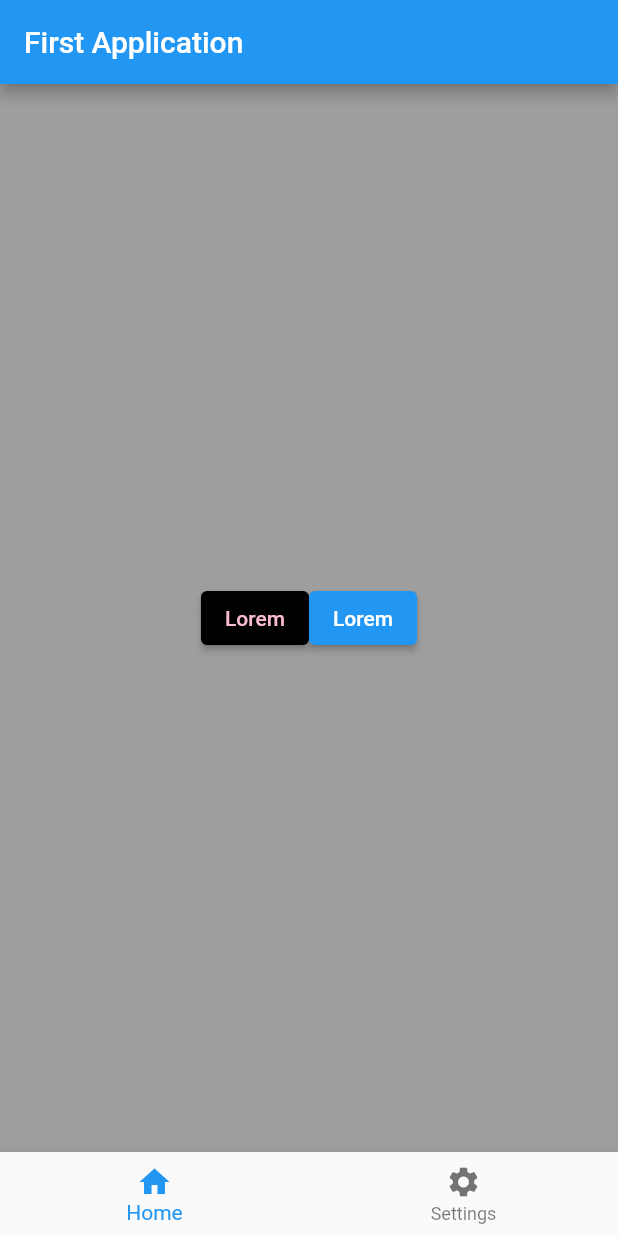
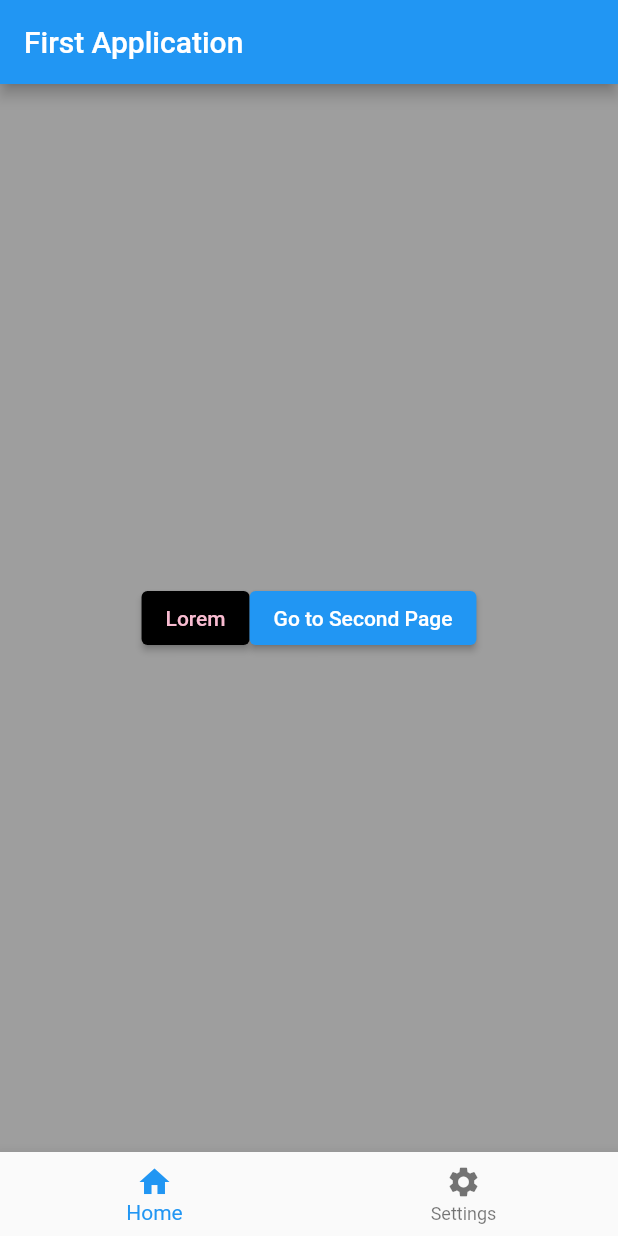
Before and after one commit to aydinpramasta/belajar-flutter, a Flutter app: the screen it shows after launch, on a phone screen of 412 x 824 dp. Run offline on Flutter 3.47's test engine with Material 2 defaults, Android fonts, the phone set to English and light mode, and no system bars.

Commit message:
materi flutter basic bagian Navigator -> icon launcher

```diff
--- a/lib/basic_widgets.dart
+++ b/lib/basic_widgets.dart
@@ -1,21 +1,31 @@
 import 'package:flutter/material.dart';
 
-class BasicWidgets extends StatefulWidget {
-  const BasicWidgets({Key? key}) : super(key: key);
+class MyApp extends StatelessWidget {
+  const MyApp({Key? key}) : super(key: key);
 
   @override
-  State<BasicWidgets> createState() => _BasicWidgetsState();
+  Widget build(BuildContext context) {
+    return const MaterialApp(
+      debugShowCheckedModeBanner: false,
+      home: FirstPage(),
+    );
+  }
 }
 
-class _BasicWidgetsState extends State<BasicWidgets> {
+class FirstPage extends StatefulWidget {
+  const FirstPage({Key? key}) : super(key: key);
+
+  @override
+  State<FirstPage> createState() => _FirstPageState();
+}
+
+class _FirstPageState extends State<FirstPage> {
   String buttonName = 'Lorem';
   int bottomNavbarIndex = 0;
 
   @override
   Widget build(BuildContext context) {
-    return MaterialApp(
-      debugShowCheckedModeBanner: false,
-      home: Scaffold(
+    return Scaffold(
       appBar: AppBar(
         title: const Text('First Application'),
       ),
@@ -44,12 +54,14 @@ class _BasicWidgetsState extends State<BasicWidgets> {
                     ),
                     ElevatedButton(
                       onPressed: () {
-                          setState(() {
-                            buttonName =
-                                (buttonName == 'Lorem') ? 'Ipsum' : 'Lorem';
-                          });
+                        Navigator.of(context).push(
+                          MaterialPageRoute(
+                            builder: (BuildContext context) =>
+                                const SecondPage(),
+                          ),
+                        );
                       },
-                        child: Text(buttonName),
+                      child: const Text('Go to Second Page'),
                     ),
                   ],
                 ),
@@ -74,6 +86,18 @@ class _BasicWidgetsState extends State<BasicWidgets> {
           });
         },
       ),
+    );
+  }
+}
+
+class SecondPage extends StatelessWidget {
+  const SecondPage({Key? key}) : super(key: key);
+
+  @override
+  Widget build(BuildContext context) {
+    return Scaffold(
+      appBar: AppBar(
+        title: const Text('Second Page'),
       ),
     );
   }
--- a/lib/main.dart
+++ b/lib/main.dart
@@ -1,6 +1,8 @@
 import 'package:flutter/material.dart';
 import 'package:learn_flutter/basic_widgets.dart';
+import 'package:learn_flutter/navigator_contexts.dart';
 
 void main() {
-  runApp(const BasicWidgets());
+  runApp(const MyApp());
+  // runApp(const NavigatorContexts());
 }
--- /dev/null
+++ b/lib/navigator_contexts.dart
@@ -0,0 +1,55 @@
+import 'package:flutter/material.dart';
+
+class NavigatorContexts extends StatelessWidget {
+  const NavigatorContexts({Key? key}) : super(key: key);
+
+  @override
+  Widget build(BuildContext context) {
+    return MaterialApp(
+      debugShowCheckedModeBanner: false,
+      title: 'Navigator Contexts',
+      theme: ThemeData(
+        primarySwatch: Colors.blueGrey,
+      ),
+      home: const FirstPage(),
+    );
+  }
+}
+
+class FirstPage extends StatelessWidget {
+  const FirstPage({Key? key}) : super(key: key);
+
+  @override
+  Widget build(BuildContext context) {
+    return Scaffold(
+      appBar: AppBar(
+        title: const Text('First Page'),
+      ),
+      body: Center(
+        child: ElevatedButton(
+          onPressed: () {
+            Navigator.of(context).push(
+              MaterialPageRoute(
+                builder: (BuildContext context) => const SecondPage(),
+              ),
+            );
+          },
+          child: const Text('Go to Second Page'),
+        ),
+      ),
+    );
+  }
+}
+
+class SecondPage extends StatelessWidget {
+  const SecondPage({Key? key}) : super(key: key);
+
+  @override
+  Widget build(BuildContext context) {
+    return Scaffold(
+      appBar: AppBar(
+        title: const Text('Second Page'),
+      ),
+    );
+  }
+}
```
Also changed, not shown: pubspec.yaml (+6 -1 lines), images/launcher_icon.png (added), 1 other file. Lines whose indentation alone changed are shown as unchanged.
